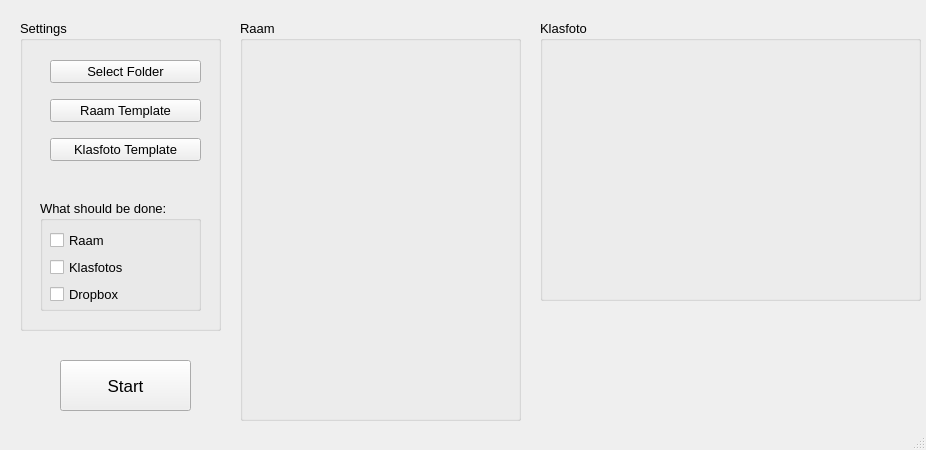
First picture: the form in UI/QtDes/Verwerking.ui, repository GoGoGadgetGitHub/Klasfotos-Raam, before the edit.
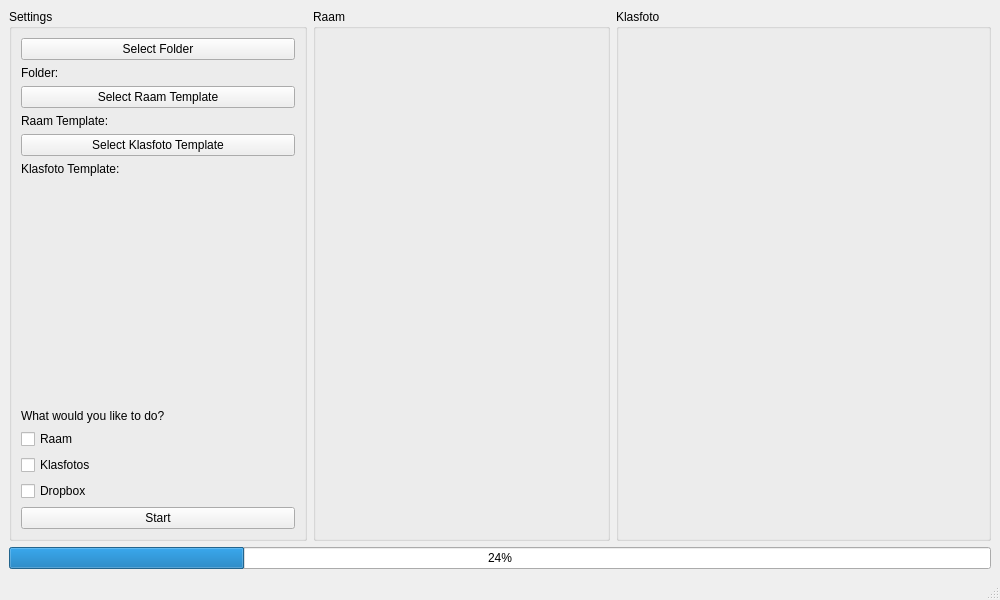
Second picture: the form after the edit.

The edit to the form file:
```diff
--- a/UI/QtDes/Verwerking.ui
+++ b/UI/QtDes/Verwerking.ui
@@ -6,207 +6,189 @@
    <rect>
     <x>0</x>
     <y>0</y>
-    <width>926</width>
-    <height>450</height>
+    <width>1000</width>
+    <height>600</height>
    </rect>
   </property>
-  <property name="font">
-   <font>
-    <pointsize>8</pointsize>
-   </font>
+  <property name="minimumSize">
+   <size>
+    <width>1000</width>
+    <height>600</height>
+   </size>
   </property>
   <property name="windowTitle">
    <string>MainWindow</string>
   </property>
   <widget class="QWidget" name="centralwidget">
-   <widget class="QGroupBox" name="groupBox">
-    <property name="geometry">
-     <rect>
-      <x>20</x>
-      <y>20</y>
-      <width>201</width>
-      <height>311</height>
-     </rect>
-    </property>
-    <property name="font">
-     <font>
-      <pointsize>10</pointsize>
-      <weight>50</weight>
-      <bold>false</bold>
-     </font>
-    </property>
-    <property name="title">
-     <string>Settings</string>
-    </property>
-    <widget class="QWidget" name="verticalLayoutWidget">
-     <property name="geometry">
-      <rect>
-       <x>30</x>
-       <y>30</y>
-       <width>151</width>
-       <height>121</height>
-      </rect>
-     </property>
-     <layout class="QVBoxLayout" name="verticalLayout_3">
-      <item>
-       <widget class="QPushButton" name="btnSelectFolder">
-        <property name="text">
-         <string>Select Folder</string>
-        </property>
-       </widget>
-      </item>
-      <item>
-       <widget class="QPushButton" name="btnSelectTemplateR">
-        <property name="font">
-         <font>
-          <pointsize>10</pointsize>
-          <weight>50</weight>
-          <bold>false</bold>
-         </font>
-        </property>
-        <property name="text">
-         <string>Raam Template</string>
-        </property>
-       </widget>
-      </item>
-      <item>
-       <widget class="QPushButton" name="btnSelectTemplateK">
-        <property name="text">
-         <string>Klasfoto Template</string>
-        </property>
-       </widget>
-      </item>
-     </layout>
-    </widget>
-    <widget class="QGroupBox" name="groupBox_2">
-     <property name="geometry">
-      <rect>
-       <x>20</x>
-       <y>180</y>
-       <width>161</width>
-       <height>111</height>
-      </rect>
-     </property>
-     <property name="title">
-      <string>What should be done:</string>
-     </property>
-     <widget class="QWidget" name="verticalLayoutWidget_2">
-      <property name="geometry">
-       <rect>
-        <x>10</x>
-        <y>30</y>
-        <width>141</width>
-        <height>74</height>
-       </rect>
+   <layout class="QGridLayout" name="gridLayout">
+    <item row="0" column="0">
+     <widget class="QGroupBox" name="groupBox">
+      <property name="font">
+       <font>
+        <bold>false</bold>
+       </font>
       </property>
-      <layout class="QVBoxLayout" name="verticalLayout">
-       <item>
+      <property name="title">
+       <string>Settings</string>
+      </property>
+      <layout class="QGridLayout" name="gridLayout_2">
+       <item row="8" column="0">
         <widget class="QCheckBox" name="cbxRaam">
          <property name="text">
           <string>Raam</string>
          </property>
         </widget>
        </item>
-       <item>
+       <item row="11" column="0">
+        <widget class="QPushButton" name="btnStart">
+         <property name="text">
+          <string>Start</string>
+         </property>
+        </widget>
+       </item>
+       <item row="5" column="0">
+        <widget class="QLabel" name="lblKlasfoto">
+         <property name="text">
+          <string>Klasfoto Template:</string>
+         </property>
+        </widget>
+       </item>
+       <item row="9" column="0">
         <widget class="QCheckBox" name="cbxKlas">
          <property name="text">
           <string>Klasfotos</string>
          </property>
         </widget>
        </item>
-       <item>
+       <item row="2" column="0">
+        <widget class="QPushButton" name="btnSelectTemplateR">
+         <property name="text">
+          <string>Select Raam Template</string>
+         </property>
+        </widget>
+       </item>
+       <item row="1" column="0">
+        <widget class="QLabel" name="lblFolder">
+         <property name="text">
+          <string>Folder:</string>
+         </property>
+        </widget>
+       </item>
+       <item row="6" column="0">
+        <spacer name="verticalSpacer">
+         <property name="orientation">
+          <enum>Qt::Orientation::Vertical</enum>
+         </property>
+         <property name="sizeHint" stdset="0">
+          <size>
+           <width>20</width>
+           <height>40</height>
+          </size>
+         </property>
+        </spacer>
+       </item>
+       <item row="4" column="0">
+        <widget class="QPushButton" name="btnSelectTemplateK">
+         <property name="text">
+          <string>Select Klasfoto Template</string>
+         </property>
+        </widget>
+       </item>
+       <item row="7" column="0">
+        <widget class="QLabel" name="label_4">
+         <property name="text">
+          <string>What would you like to do?</string>
+         </property>
+        </widget>
+       </item>
+       <item row="10" column="0">
         <widget class="QCheckBox" name="cbxDrop">
          <property name="text">
           <string>Dropbox</string>
          </property>
         </widget>
        </item>
+       <item row="0" column="0">
+        <widget class="QPushButton" name="btnSelectFolder">
+         <property name="text">
+          <string>Select Folder</string>
+         </property>
+        </widget>
+       </item>
+       <item row="3" column="0">
+        <widget class="QLabel" name="lblRaam">
+         <property name="text">
+          <string>Raam Template:</string>
+         </property>
+        </widget>
+       </item>
       </layout>
      </widget>
-    </widget>
-   </widget>
-   <widget class="QPushButton" name="btnStart">
-    <property name="geometry">
-     <rect>
-      <x>60</x>
-      <y>360</y>
-      <width>131</width>
-      <height>51</height>
-     </rect>
-    </property>
-    <property name="font">
-     <font>
-      <pointsize>13</pointsize>
-     </font>
-    </property>
-    <property name="text">
-     <string>Start</string>
-    </property>
-   </widget>
-   <widget class="QGroupBox" name="groupBox_3">
-    <property name="geometry">
-     <rect>
-      <x>240</x>
-      <y>20</y>
-      <width>281</width>
-      <height>401</height>
-     </rect>
-    </property>
-    <property name="font">
-     <font>
-      <pointsize>10</pointsize>
-      <weight>50</weight>
-      <bold>false</bold>
-     </font>
-    </property>
-    <property name="title">
-     <string>Raam</string>
-    </property>
-    <widget class="QLabel" name="imgRPreview">
-     <property name="geometry">
-      <rect>
-       <x>20</x>
-       <y>20</y>
-       <width>251</width>
-       <height>351</height>
-      </rect>
-     </property>
-     <property name="text">
-      <string/>
-     </property>
-    </widget>
-   </widget>
-   <widget class="QGroupBox" name="groupBox_4">
-    <property name="geometry">
-     <rect>
-      <x>540</x>
-      <y>20</y>
-      <width>381</width>
-      <height>281</height>
-     </rect>
-    </property>
-    <property name="font">
-     <font>
-      <pointsize>10</pointsize>
-     </font>
-    </property>
-    <property name="title">
-     <string>Klasfoto</string>
-    </property>
-    <widget class="QLabel" name="imgKPreview">
-     <property name="geometry">
-      <rect>
-       <x>10</x>
-       <y>30</y>
-       <width>351</width>
-       <height>231</height>
-      </rect>
-     </property>
-     <property name="text">
-      <string/>
-     </property>
-    </widget>
-   </widget>
+    </item>
+    <item row="0" column="1">
+     <widget class="QGroupBox" name="groupBox_2">
+      <property name="title">
+       <string>Raam</string>
+      </property>
+      <layout class="QVBoxLayout" name="verticalLayout">
+       <item>
+        <widget class="QLabel" name="imgRPreview">
+         <property name="minimumSize">
+          <size>
+           <width>251</width>
+           <height>351</height>
+          </size>
+         </property>
+         <property name="maximumSize">
+          <size>
+           <width>251</width>
+           <height>351</height>
+          </size>
+         </property>
+         <property name="text">
+          <string/>
+         </property>
+        </widget>
+       </item>
+      </layout>
+     </widget>
+    </item>
+    <item row="0" column="2">
+     <widget class="QGroupBox" name="groupBox_3">
+      <property name="title">
+       <string>Klasfoto</string>
+      </property>
+      <layout class="QVBoxLayout" name="verticalLayout_2">
+       <item>
+        <widget class="QLabel" name="imgKPreview">
+         <property name="minimumSize">
+          <size>
+           <width>351</width>
+           <height>231</height>
+          </size>
+         </property>
+         <property name="maximumSize">
+          <size>
+           <width>351</width>
+           <height>231</height>
+          </size>
+         </property>
+         <property name="text">
+          <string/>
+         </property>
+        </widget>
+       </item>
+      </layout>
+     </widget>
+    </item>
+    <item row="1" column="0" colspan="3">
+     <widget class="QProgressBar" name="progressBar">
+      <property name="value">
+       <number>24</number>
+      </property>
+     </widget>
+    </item>
+   </layout>
   </widget>
   <widget class="QStatusBar" name="statusbar"/>
  </widget>
```
Left out of the diff: 4 changed lines with no effect on the pictures.
